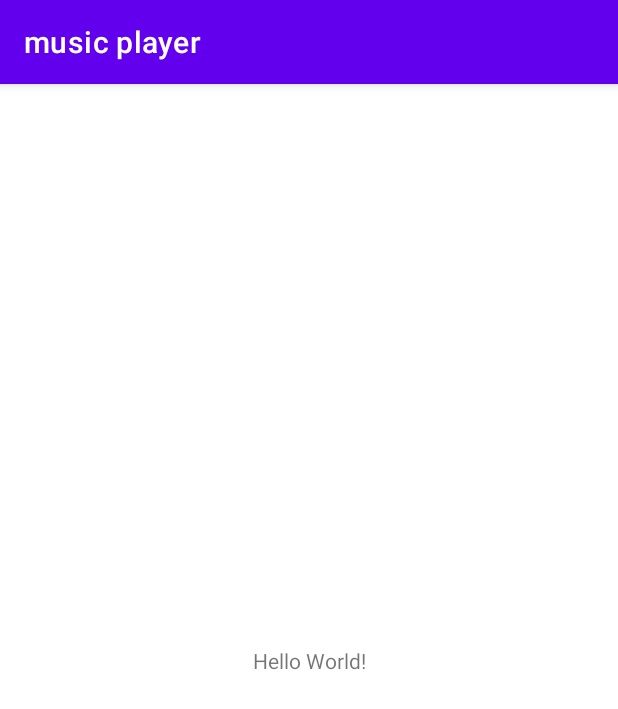
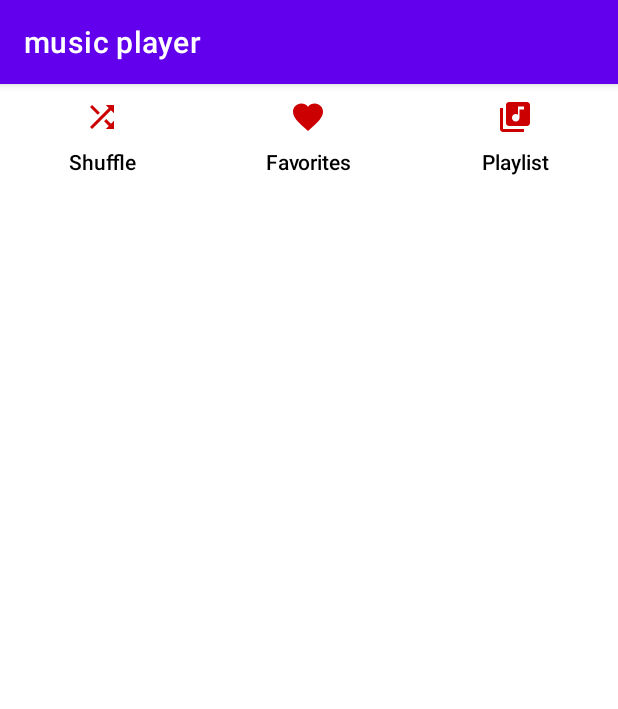
Before and after one commit to zahraamirinezhad/Music-Player, an Android app: the screen it shows after launch (MainActivity), on a phone screen of 412 x 824 dp. Shown: the top 709 px of the screen. Run offline under Robolectric (Android 15) with nearby library versions, the phone set to English and light mode, and no system bars.

Commit message:
Shuffle button and Playlist button and Favorites button got added

```diff
--- /dev/null
+++ b/Music Player Kotlin/music player/app/src/main/res/drawable/favorite_icon.xml
@@ -0,0 +1,9 @@
+<vector xmlns:android="http://schemas.android.com/apk/res/android"
+    android:width="24dp"
+    android:height="24dp"
+    android:viewportWidth="24"
+    android:viewportHeight="24">
+  <path
+      android:fillColor="@android:color/holo_red_dark"
+      android:pathData="M12,21.35l-1.45,-1.32C5.4,15.36 2,12.28 2,8.5 2,5.42 4.42,3 7.5,3c1.74,0 3.41,0.81 4.5,2.09C13.09,3.81 14.76,3 16.5,3 19.58,3 22,5.42 22,8.5c0,3.78 -3.4,6.86 -8.55,11.54L12,21.35z"/>
+</vector>
--- /dev/null
+++ b/Music Player Kotlin/music player/app/src/main/res/drawable/playlist_icon.xml
@@ -0,0 +1,9 @@
+<vector xmlns:android="http://schemas.android.com/apk/res/android"
+    android:width="24dp"
+    android:height="24dp"
+    android:viewportWidth="24"
+    android:viewportHeight="24">
+  <path
+      android:fillColor="@android:color/holo_red_dark"
+      android:pathData="M20,2L8,2c-1.1,0 -2,0.9 -2,2v12c0,1.1 0.9,2 2,2h12c1.1,0 2,-0.9 2,-2L22,4c0,-1.1 -0.9,-2 -2,-2zM18,7h-3v5.5c0,1.38 -1.12,2.5 -2.5,2.5S10,13.88 10,12.5s1.12,-2.5 2.5,-2.5c0.57,0 1.08,0.19 1.5,0.51L14,5h4v2zM4,6L2,6v14c0,1.1 0.9,2 2,2h14v-2L4,20L4,6z"/>
+</vector>
--- /dev/null
+++ b/Music Player Kotlin/music player/app/src/main/res/drawable/shuffle_icon.xml
@@ -0,0 +1,9 @@
+<vector xmlns:android="http://schemas.android.com/apk/res/android"
+    android:width="24dp"
+    android:height="24dp"
+    android:viewportWidth="24"
+    android:viewportHeight="24">
+  <path
+      android:fillColor="@android:color/holo_red_dark"
+      android:pathData="M10.59,9.17L5.41,4 4,5.41l5.17,5.17 1.42,-1.41zM14.5,4l2.04,2.04L4,18.59 5.41,20 17.96,7.46 20,9.5L20,4h-5.5zM14.83,13.41l-1.41,1.41 3.13,3.13L14.5,20L20,20v-5.5l-2.04,2.04 -3.13,-3.13z"/>
+</vector>
--- a/Music Player Kotlin/music player/app/src/main/res/layout/activity_main.xml
+++ b/Music Player Kotlin/music player/app/src/main/res/layout/activity_main.xml
@@ -6,13 +6,51 @@
     android:layout_height="match_parent"
     tools:context=".MainActivity">
 
-    <TextView
-        android:layout_width="wrap_content"
-        android:layout_height="wrap_content"
-        android:text="Hello World!"
-        app:layout_constraintBottom_toBottomOf="parent"
-        app:layout_constraintLeft_toLeftOf="parent"
-        app:layout_constraintRight_toRightOf="parent"
-        app:layout_constraintTop_toTopOf="parent" />
+    <LinearLayout
+        android:layout_width="match_parent"
+        android:layout_height="match_parent"
+        android:orientation="vertical">
+
+        <LinearLayout
+            android:layout_width="match_parent"
+            android:layout_height="wrap_content"
+            android:orientation="horizontal">
+
+            <Button
+                style="@style/Widget.AppCompat.Button.Borderless"
+                android:layout_width="wrap_content"
+                android:layout_height="match_parent"
+                android:layout_weight="1"
+                android:contentDescription="@string/shuffle_btn"
+                android:drawableTop="@drawable/shuffle_icon"
+                android:text="@string/shuffle_btn"
+                android:textAllCaps="false"
+                android:textColor="@color/black" />
+
+            <Button
+                style="@style/Widget.AppCompat.Button.Borderless"
+                android:layout_width="wrap_content"
+                android:layout_height="match_parent"
+                android:layout_weight="1"
+                android:contentDescription="@string/favorites_btn"
+                android:drawableTop="@drawable/favorite_icon"
+                android:text="@string/favorites_btn"
+                android:textAllCaps="false"
+                android:textColor="@color/black" />
+
+            <Button
+                style="@style/Widget.AppCompat.Button.Borderless"
+                android:layout_width="wrap_content"
+                android:layout_height="match_parent"
+                android:layout_weight="1"
+                android:contentDescription="@string/playlist_btn"
+                android:drawableTop="@drawable/playlist_icon"
+                android:text="@string/playlist_btn"
+                android:textAllCaps="false"
+                android:textColor="@color/black" />
+        </LinearLayout>
+
+    </LinearLayout>
+
 
 </androidx.constraintlayout.widget.ConstraintLayout>
--- a/Music Player Kotlin/music player/app/src/main/res/values/strings.xml
+++ b/Music Player Kotlin/music player/app/src/main/res/values/strings.xml
@@ -1,3 +1,6 @@
 <resources>
     <string name="app_name">music player</string>
+    <string name="shuffle_btn">Shuffle</string>
+    <string name="favorites_btn">Favorites</string>
+    <string name="playlist_btn">Playlist</string>
 </resources>
```
